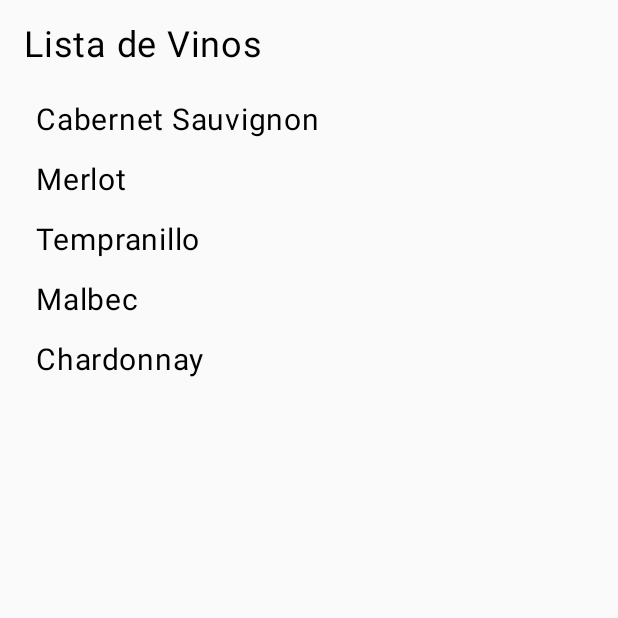
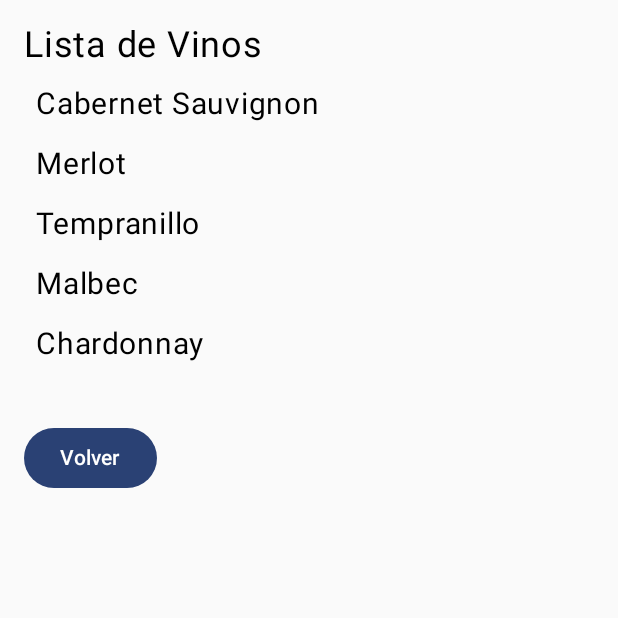
Before and after one commit to Francisco-Toledo/WineApp, an Android app built with Jetpack Compose: the WineListScreen screen opened through its navigation route, on a phone screen of 412 x 824 dp, the top half of it. Run offline under Robolectric (Android 15) with nearby library versions, the phone set to English and light mode, and no system bars.

Commit message:
subiendo cambios botón

```diff
--- a/app/src/main/java/com/utad/wineapplication/MainActivity.kt
+++ b/app/src/main/java/com/utad/wineapplication/MainActivity.kt
@@ -64,12 +64,12 @@ fun WineAppHome(navController: NavController) {
         Column(
             modifier = Modifier
                 .fillMaxSize()
-                .padding(16.dp),
-            verticalArrangement = Arrangement.Center,
-            horizontalAlignment = Alignment.CenterHorizontally
+                .padding(start = 16.dp, top = 300.dp),  // Agrega padding para moverlo a la izquierda y hacia arriba
+        verticalArrangement = Arrangement.Top,   // Alinea el contenido hacia la parte superior
+        horizontalAlignment = Alignment.Start    // Alinea el contenido hacia la izquierda
         ) {
             Text(text = "Bienvenido a WineApp", fontSize = 24.sp, color = Color.Black)
-            Spacer(modifier = Modifier.height(16.dp))
+            Spacer(modifier = Modifier.height(25.dp))
 
             Button(onClick = { navController.navigate("wine_list") }) {
                 Text(text = "Explorar vinos")
@@ -85,7 +85,7 @@ fun WineListScreen(navController: NavController) {
 
     Column(modifier = Modifier.fillMaxSize().padding(16.dp)) {
         Text(text = "Lista de Vinos", fontSize = 24.sp, color = Color.Black)
-        Spacer(modifier = Modifier.height(16.dp))
+        Spacer(modifier = Modifier.height(5.dp))
 
         LazyColumn {
             items(wineList) { wine ->
@@ -98,6 +98,11 @@ fun WineListScreen(navController: NavController) {
                 )
             }
         }
+        Spacer(modifier = Modifier.height(32.dp))
+
+        // Botón para volver
+        Button(onClick = { navController.navigateUp() }) {
+            Text(text = "Volver")
     }
 }
 
@@ -108,3 +113,4 @@ fun WineAppPreview() {
         AppNavigator()
     }
 }
+}
```
